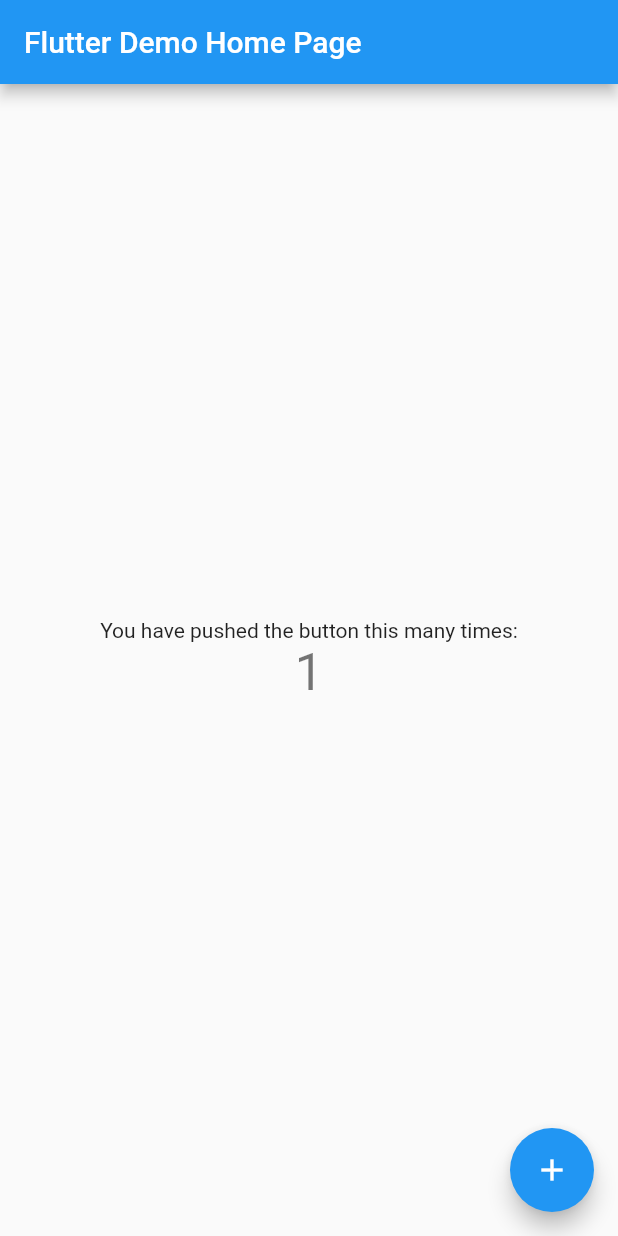
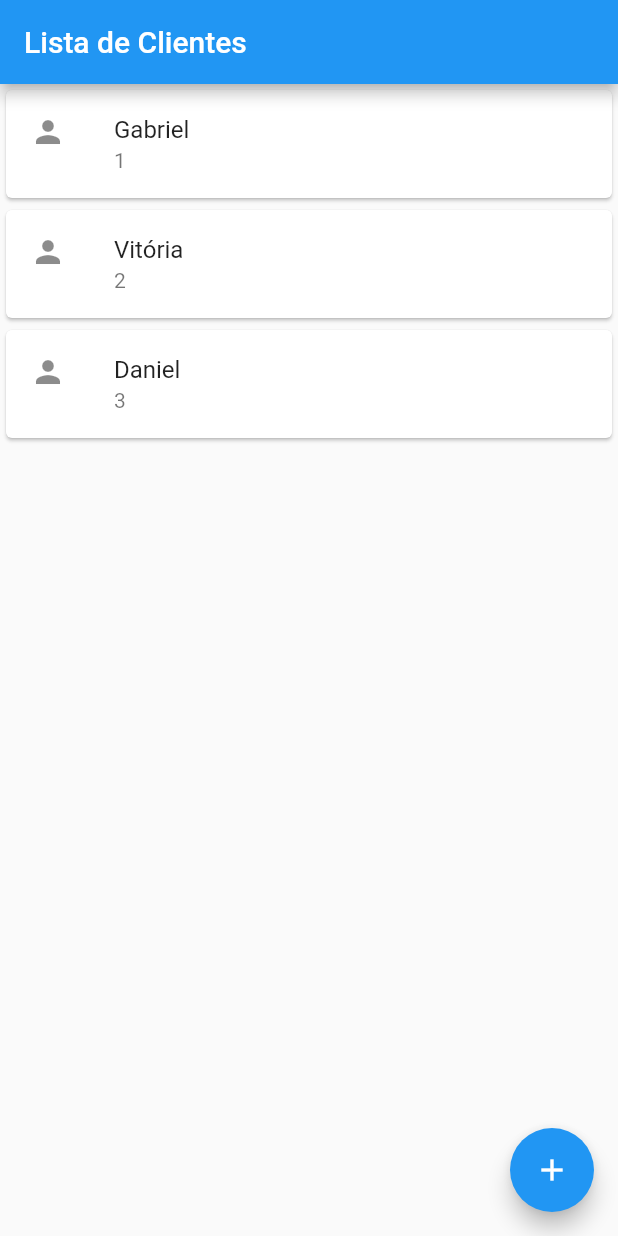
Before and after one commit to gabrielalmeida-sortech/easycharge_mobile, a Flutter app: the screen it shows after launch, after a tap on the "add" icon, on a phone screen of 412 x 824 dp. Run offline on Flutter 3.47's test engine with Material 2 defaults, Android fonts, the phone set to English and light mode, and no system bars; missing offline and left inert: dart:ffi.

Commit message:
lista de clientes refatorada e começando listagem de dividas

```diff
--- a/lib/main.dart
+++ b/lib/main.dart
@@ -1,115 +1,74 @@
+import 'dart:ffi';
+
 import 'package:flutter/material.dart';
 
-void main() {
-  runApp(const MyApp());
-}
+void main() => runApp(EasychargeApp());
 
-class MyApp extends StatelessWidget {
-  const MyApp({Key? key}) : super(key: key);
-
-  // This widget is the root of your application.
+class EasychargeApp extends StatelessWidget {
   @override
   Widget build(BuildContext context) {
     return MaterialApp(
-      title: 'Flutter Demo',
-      theme: ThemeData(
-        // This is the theme of your application.
-        //
-        // Try running your application with "flutter run". You'll see the
-        // application has a blue toolbar. Then, without quitting the app, try
-        // changing the primarySwatch below to Colors.green and then invoke
-        // "hot reload" (press "r" in the console where you ran "flutter run",
-        // or simply save your changes to "hot reload" in a Flutter IDE).
-        // Notice that the counter didn't reset back to zero; the application
-        // is not restarted.
-        primarySwatch: Colors.blue,
+      home: Scaffold(
+        body: ListaDeClientes(),
       ),
-      home: const MyHomePage(title: 'Flutter Demo Home Page'),
     );
   }
 }
 
-class MyHomePage extends StatefulWidget {
-  const MyHomePage({Key? key, required this.title}) : super(key: key);
-
-  // This widget is the home page of your application. It is stateful, meaning
-  // that it has a State object (defined below) that contains fields that affect
-  // how it looks.
-
-  // This class is the configuration for the state. It holds the values (in this
-  // case the title) provided by the parent (in this case the App widget) and
-  // used by the build method of the State. Fields in a Widget subclass are
-  // always marked "final".
-
-  final String title;
-
+class ListaDeDividas extends StatelessWidget {
   @override
-  State<MyHomePage> createState() => _MyHomePageState();
+  Widget build(BuildContext context) {
+    return Scaffold(
+      appBar: AppBar(
+        title: Text('Lista de Dividas'),
+      ),
+      body: Text('Teste'),
+    );
+  }
 }
 
-class _MyHomePageState extends State<MyHomePage> {
-  int _counter = 0;
+class ListaDeClientes extends StatelessWidget {
+  @override
+  Widget build(BuildContext context) {
+    return Scaffold(
+      appBar: AppBar(
+        title: Text('Lista de Clientes'),
+      ),
+      body: Column(
+        children: [
+          ItemCliente(Cliente('Gabriel', 1)),
+          ItemCliente(Cliente('Vitória', 2)),
+          ItemCliente(Cliente('Daniel', 3)),
+        ],
+      ),
+      floatingActionButton: FloatingActionButton(
+        onPressed: () {},
+        child: Icon(Icons.add),
+      ),
+    );
+  }
+}
 
-  void _incrementCounter() {
-    setState(() {
-      // This call to setState tells the Flutter framework that something has
-      // changed in this State, which causes it to rerun the build method below
-      // so that the display can reflect the updated values. If we changed
-      // _counter without calling setState(), then the build method would not be
-      // called again, and so nothing would appear to happen.
-      _counter++;
-    });
-  }
+class ItemCliente extends StatelessWidget {
+  final Cliente _cliente;
+
+  ItemCliente(this._cliente);
 
   @override
   Widget build(BuildContext context) {
-    // This method is rerun every time setState is called, for instance as done
-    // by the _incrementCounter method above.
-    //
-    // The Flutter framework has been optimized to make rerunning build methods
-    // fast, so that you can just rebuild anything that needs updating rather
-    // than having to individually change instances of widgets.
-    return Scaffold(
-      appBar: AppBar(
-        // Here we take the value from the MyHomePage object that was created by
-        // the App.build method, and use it to set our appbar title.
-        title: Text(widget.title),
+    return Card(
+      child: ListTile(
+        leading: const Icon(Icons.person),
+        title: Text(_cliente.nome),
+        subtitle: Text(_cliente.id.toString()),
       ),
-      body: Center(
-        // Center is a layout widget. It takes a single child and positions it
-        // in the middle of the parent.
-        child: Column(
-          // Column is also a layout widget. It takes a list of children and
-          // arranges them vertically. By default, it sizes itself to fit its
-          // children horizontally, and tries to be as tall as its parent.
-          //
-          // Invoke "debug painting" (press "p" in the console, choose the
-          // "Toggle Debug Paint" action from the Flutter Inspector in Android
-          // Studio, or the "Toggle Debug Paint" command in Visual Studio Code)
-          // to see the wireframe for each widget.
-          //
-          // Column has various properties to control how it sizes itself and
-          // how it positions its children. Here we use mainAxisAlignment to
-          // center the children vertically; the main axis here is the vertical
-          // axis because Columns are vertical (the cross axis would be
-          // horizontal).
-          mainAxisAlignment: MainAxisAlignment.center,
-          children: <Widget>[
-            const Text(
-              'You have pushed the button this many times:',
-            ),
-            Text(
-              '$_counter',
-              style: Theme.of(context).textTheme.headline4,
-            ),
-          ],
-        ),
-      ),
-      floatingActionButton: FloatingActionButton(
-        onPressed: _incrementCounter,
-        tooltip: 'Increment',
-        child: const Icon(Icons.add),
-      ), // This trailing comma makes auto-formatting nicer for build methods.
     );
   }
 }
+
+class Cliente {
+  final String nome;
+  final int id;
+
+  Cliente(this.nome, this.id);
+}
```
Also changed, not shown: 1 other file.
